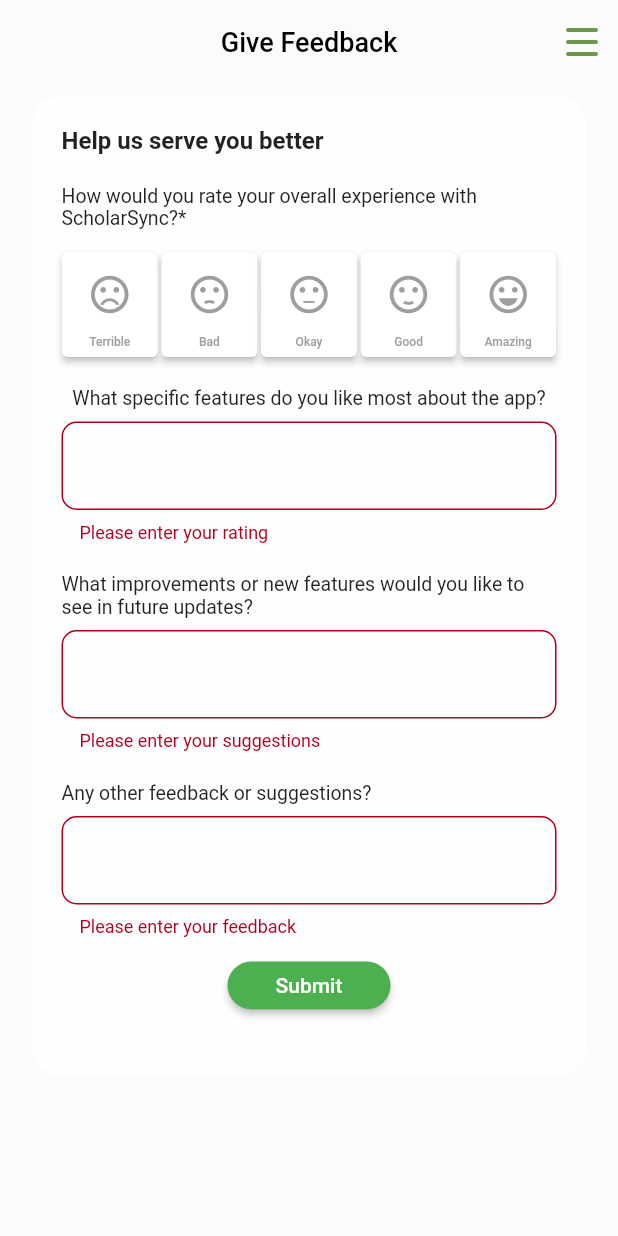
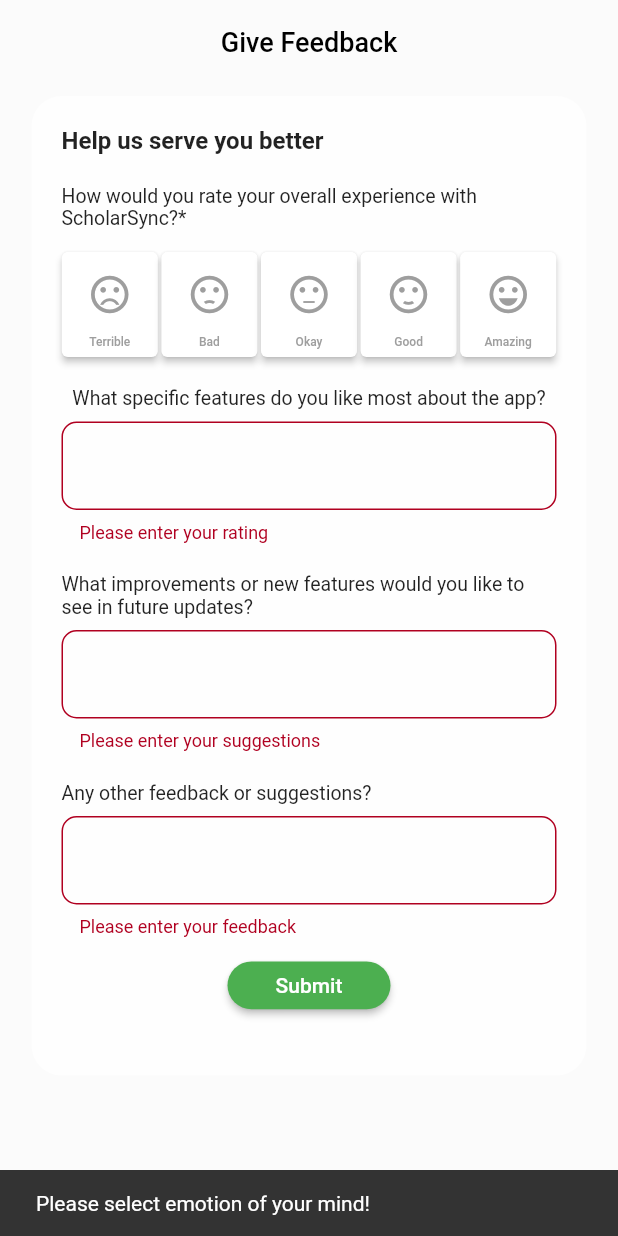
Before and after one commit to Chamith-Dilshan/ScholarSync_MobileApp, a Flutter app: the FeedbackForm screen opened directly, after a tap on "Submit", on a phone screen of 412 x 824 dp. Run offline on Flutter 3.47's test engine with Material 2 defaults, Android fonts, the phone set to English and light mode, and no system bars; drawn by our look-alikes of calendar_view; our stand-ins replace cloud_firestore, expandable_text, firebase_auth, firebase_core, firebase_storage, flutter_riverpod and 2 more; accounts and stored records are empty; network calls fail.

Commit message:
feedback.dart firebase
feedback.dart file connected to firestore

```diff
--- a/lib/features/view/give_feedback.dart
+++ b/lib/features/view/give_feedback.dart
@@ -1,12 +1,10 @@
 import 'package:flutter/material.dart';
-import 'package:flutter_svg/flutter_svg.dart';
-import 'package:scholarsync/common/sidebar.dart';
-import 'package:scholarsync/constants/icon_constants.dart';
-import 'package:scholarsync/features/widgets/drawer_menu.dart';
+//import 'package:scholarsync/common/sidebar.dart';
 // import 'package:scholarsync/common/nav_bar.dart';
 import '../../theme/palette.dart';
+import 'package:cloud_firestore/cloud_firestore.dart';
 
-class FeedbackForm extends StatefulWidget {
+class FeedbackForm extends StatefulWidget{
   const FeedbackForm({super.key});
 
   @override
@@ -16,17 +14,15 @@
 class FeedbackFormState extends State<FeedbackForm> {
   final _formKey = GlobalKey<FormState>();
   int? _selectedIndex;
+  //
+  String? _selectedFeedback;
   final TextEditingController _controller1 = TextEditingController();
   final TextEditingController _controller2 = TextEditingController();
   final TextEditingController _controller3 = TextEditingController();
-  final GlobalKey<ScaffoldState> _scaffoldKey = GlobalKey();
-
   @override
   Widget build(BuildContext context) {
     return Scaffold(
-      key: _scaffoldKey,
       backgroundColor: PaletteLightMode.backgroundColor,
-      endDrawer:  const CustomDrawerMenu(),
       appBar: AppBar(
         title: const Text(
           'Give Feedback',
@@ -38,23 +34,6 @@
         backgroundColor: PaletteLightMode.backgroundColor,
         elevation: 0,
         centerTitle: true,
-        actions: <Widget>[
-            IconButton(
-              icon: SvgPicture.asset(
-                IconConstants.hamburgerMenuIcon,
-                colorFilter: const ColorFilter.mode(
-                  PaletteLightMode.secondaryGreenColor,
-                  BlendMode.srcIn,
-                ),
-                width: 40,
-                height: 40,
-              ),
-              tooltip: 'Menu',
-              onPressed: () {
-                _scaffoldKey.currentState!.openEndDrawer(); // Open the end drawer
-              },
-            ),
-          ],
       ),
       body: SingleChildScrollView(
         child: Form(
@@ -198,10 +177,20 @@
                             height: 31.91,
                             child: ElevatedButton(
                               onPressed: () {
-                                if (_formKey.currentState != null && _formKey.currentState!.validate()) {
+                                if (_formKey.currentState != null && _formKey.currentState!.validate() && _selectedFeedback != null) {
                                   ScaffoldMessenger.of(context)
-                                      .showSnackBar(const SnackBar(content: Text('Processing Data')));
+                                      .showSnackBar(const SnackBar(content: Text('Process Sucessful')));
+                                       FirebaseFirestore.instance.collection('feedback').add({
+                                  'emotion': _selectedFeedback,
+                                  'text1': _controller1.text,
+                                  'text2': _controller2.text,
+                                  'text3': _controller3.text
+                                });
+                                }else{
+                                  ScaffoldMessenger.of(context)
+                                  .showSnackBar(const SnackBar(content: Text('Please select emotion of your mind!')));
                                 }
+
                               },
                               style: ElevatedButton.styleFrom(
                                 backgroundColor: Colors.green,
@@ -230,6 +219,7 @@
         onPressed: (){
           setState(() {
             _selectedIndex = index;
+            _selectedFeedback=text;
           });
         },
           style: ElevatedButton.styleFrom(
```
Also changed, not shown: pubspec.lock.
